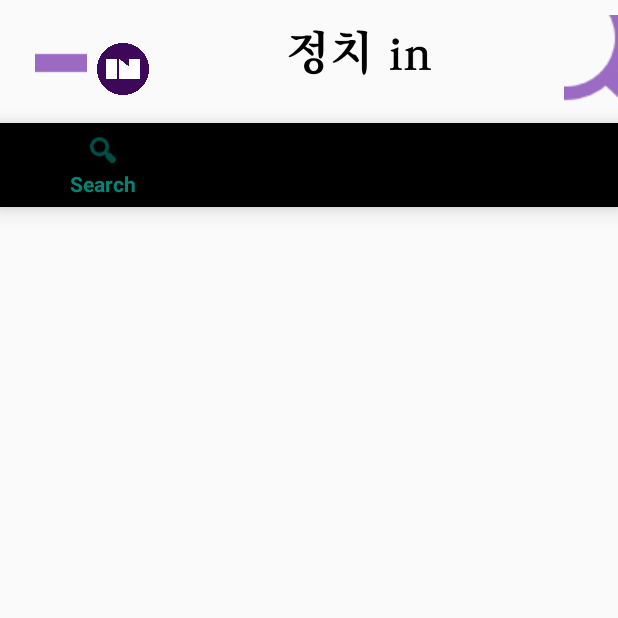
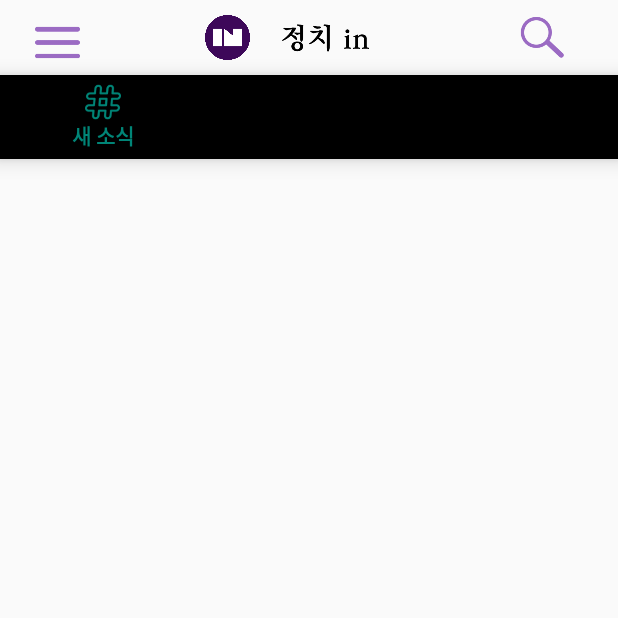
Before and after one commit to wet5754/MyCongressman3, an Android app: the screen it shows after launch (MainActivity), on a phone screen of 412 x 824 dp, the top half of it. Run offline under Robolectric (Android 15) with nearby library versions, the phone set to English and light mode, and no system bars; our stand-ins replace navigation-ui.

Commit message:
bottom_tab clickListener

```diff
--- a/app/src/main/java/com/example/mycongressman3/MainActivity.kt
+++ b/app/src/main/java/com/example/mycongressman3/MainActivity.kt
@@ -3,7 +3,9 @@ package com.example.mycongressman3
 import android.content.Intent
 import android.os.Bundle
 import android.view.Menu
+import android.widget.Toast
 import androidx.appcompat.app.AppCompatActivity
+import androidx.core.view.get
 import androidx.drawerlayout.widget.DrawerLayout
 import androidx.navigation.ui.AppBarConfiguration
 import com.google.android.material.navigation.NavigationView
@@ -42,6 +44,12 @@ class MainActivity : AppCompatActivity() {
             val intent = Intent(this, SearchActivity::class.java)
             startActivity(intent)
         }
+        bottom_tab.setOnNavigationItemReselectedListener {
+            if (bottom_tab[0].isEnabled){
+                Toast.makeText(applicationContext, "tab1",Toast.LENGTH_SHORT).show() //이제 프레임넣는거!
+            }
+        }
+
     }
     override fun onCreateOptionsMenu(menu: Menu): Boolean {
         // Inflate the menu; this adds items to the action bar if it is present.
--- /dev/null
+++ b/app/src/main/res/drawable-v21/textview_white.xml
@@ -0,0 +1,3 @@
+<shape xmlns:android="http://schemas.android.com/apk/res/android">
+    <solid android:color="#FFFFFF" />
+</shape>
--- a/app/src/main/res/layout/content_main.xml
+++ b/app/src/main/res/layout/content_main.xml
@@ -19,66 +19,67 @@
 <!--        app:layout_constraintTop_toTopOf="parent"-->
 <!--        app:navGraph="@navigation/mobile_navigation" />-->
 
-    <LinearLayout
-        android:layout_width="match_parent"
-        android:layout_height="wrap_content"
-        android:orientation="vertical"
-        >
+
         <LinearLayout
             android:paddingTop="10dp"
             android:paddingLeft="20dp"
             android:layout_width="match_parent"
-            android:layout_height="match_parent"
-            android:id="@+id/b_menu"
+            android:layout_height="wrap_content"
+            android:layout_gravity="left"
             android:orientation="horizontal">
 
+
             <ImageButton
-                android:layout_width="0dp"
-                android:layout_height="57dp"
-                android:layout_weight="1"
+                android:layout_width="30dp"
+                android:layout_height="30dp"
                 android:layout_margin="3dp"
-                android:id="@+id/b_logo"
+                android:scaleType="fitCenter"
+                android:id="@+id/b_menu"
                 android:background="@android:color/transparent"
                 android:src="@drawable/icon_menu" />
 
+            <LinearLayout
+                android:layout_width="wrap_content"
+                android:layout_height="wrap_content"
+                android:layout_gravity="center"
+                android:layout_marginLeft="80dp"
+                android:layout_marginRight="80dp"
+                >
                 <ImageView
-                android:layout_width="0dp"
-                android:layout_height="65dp"
+                    android:id="@+id/b_title"
+                    android:layout_width="30dp"
+                    android:layout_height="30dp"
                     android:scaleType="centerInside"
-                android:layout_margin="3dp"
-                android:layout_weight="1"
-                android:id="@+id/b_title"
                     android:src="@drawable/logo_icon" />
 
                 <ImageView
-                android:layout_width="150dp"
-                android:layout_height="65dp"
-                android:layout_weight="3.5"
+                    android:layout_width="100dp"
+                    android:layout_height="40dp"
                     android:src="@drawable/logo_title" />
+            </LinearLayout>
+
 
             <ImageButton
-                android:layout_width="0dp"
-                android:layout_height="57dp"
-                android:layout_weight="1"
                 android:id="@+id/b_search"
+                android:layout_width="30dp"
+                android:layout_height="30dp"
+                android:layout_gravity="right"
                 android:background="@android:color/transparent"
+                android:scaleType="fitCenter"
                 android:src="@drawable/icon_search" />
 
         </LinearLayout>
 
-    </LinearLayout>
-    <LinearLayout
-        android:layout_width="match_parent"
-        android:layout_height="wrap_content"/>
-
         <FrameLayout
             android:layout_width="match_parent"
-        android:layout_height="wrap_content"/>
+            android:layout_height="wrap_content" />
+
 
         <com.google.android.material.bottomnavigation.BottomNavigationView
         android:layout_width="match_parent"
         android:layout_height="wrap_content"
-        android:foregroundGravity="bottom"
+            android:id="@+id/bottom_tab"
+        android:layout_gravity="bottom"
         app:menu="@menu/bottom_navigation"
         tools:layout_editor_absoluteX="325dp"
         tools:layout_editor_absoluteY="10dp" />
--- a/app/src/main/res/menu/bottom_navigation.xml
+++ b/app/src/main/res/menu/bottom_navigation.xml
@@ -2,14 +2,14 @@
 <menu xmlns:android="http://schemas.android.com/apk/res/android">
     <item
         android:id="@+id/b_timeline"
-        android:icon="@android:drawable/ic_menu_search"
-        android:title="Search" />
+        android:icon="@drawable/icon_timeline"
+        android:title="새 소식" />
     <item
         android:id="@+id/b_trending"
-        android:icon="@android:drawable/ic_menu_camera"
-        android:title="Camera" />
+        android:icon="@drawable/icon_trending"
+        android:title="트렌딩" />
     <item
         android:id="@+id/b_my_page"
-        android:icon="@android:drawable/ic_menu_call"
-        android:title="Call" />
+        android:icon="@drawable/icon_myp"
+        android:title="나의 페이지" />
 </menu>
```
Also changed, not shown: app/src/main/res/drawable-v21/radius.xml (added, +14 -0 lines), app/src/main/res/layout/activity_search.xml (+31 -2 lines), app/src/main/res/drawable/icon_myp.png (added), app/src/main/res/drawable/icon_myp_c.png (added), app/src/main/res/drawable/icon_timeline.png (added), app/src/main/res/drawable/icon_timeline_c.png (added), app/src/main/res/drawable/icon_trending.png (added), app/src/main/res/drawable/icon_trending_c.png (added). Lines whose indentation alone changed are shown as unchanged.
